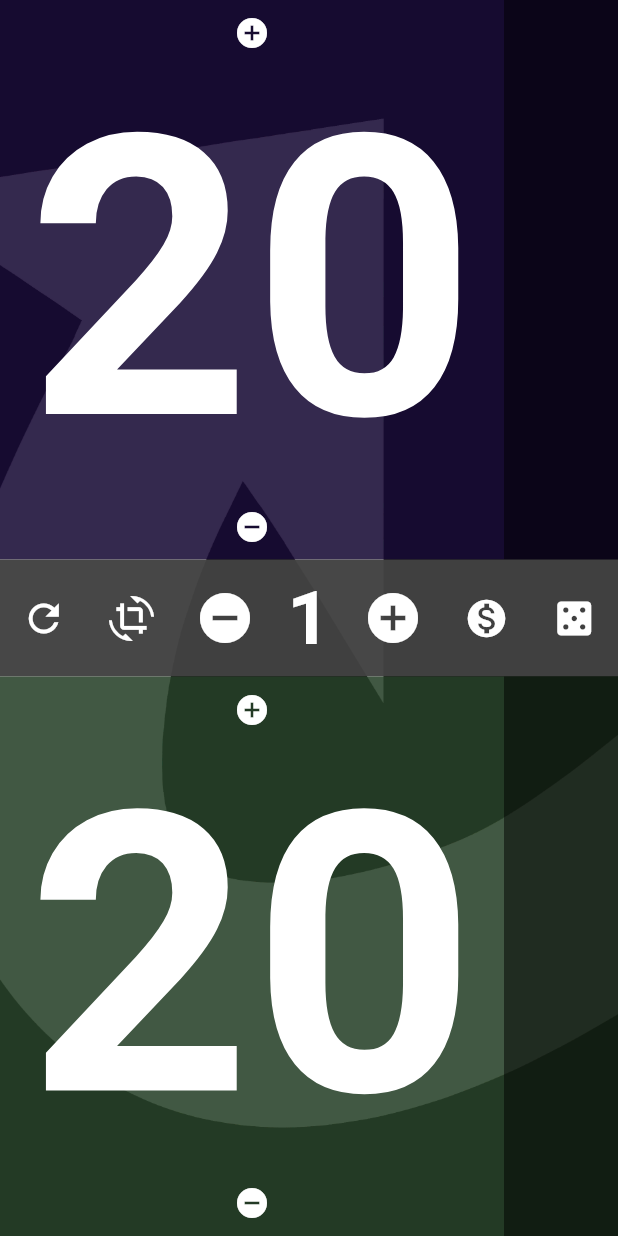
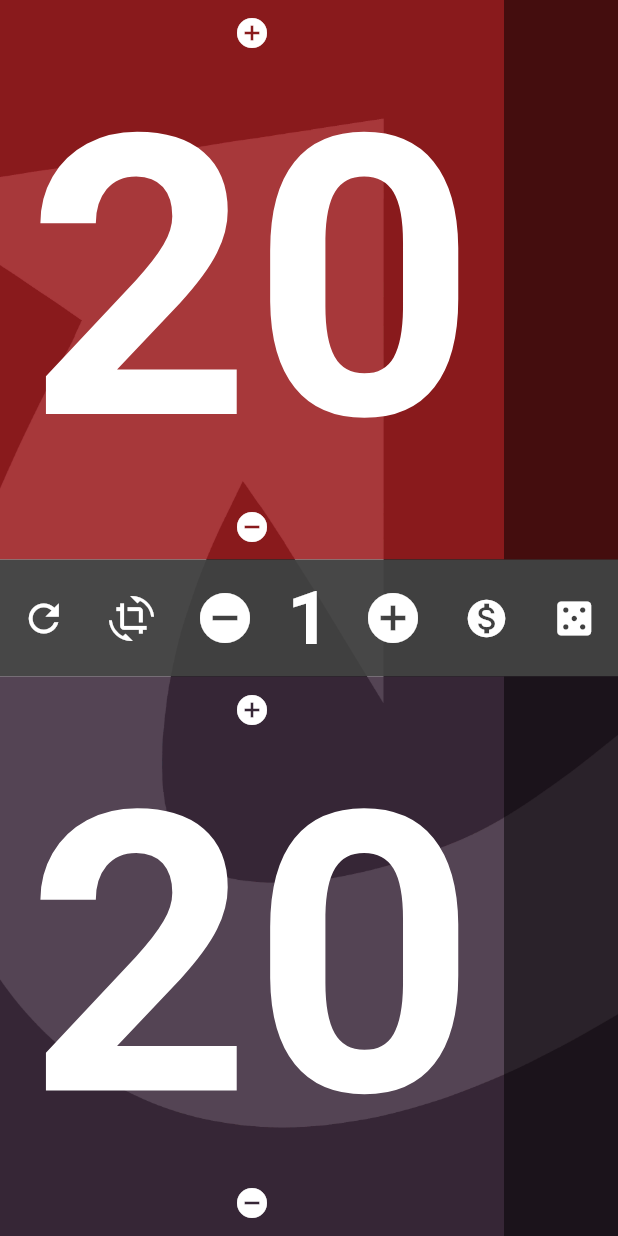
Before and after one commit to JPastorF/mtglifecounter, a Flutter app: the screen it shows after launch, on a phone screen of 412 x 824 dp. Run offline on Flutter 3.47's test engine with Material 3 defaults, Android fonts, the phone set to English and light mode, and no system bars; drawn by our look-alikes of auto_size_text; our stand-ins replace wakelock_plus.

Commit message:
Add new colors

```diff
--- a/lib/main.dart
+++ b/lib/main.dart
@@ -226,7 +226,7 @@ class _MyHomePageState extends State<MyHomePage> {
                     angle: _isRotated ? 3.14159 : 0,
                     child: PlayerCounter(
                       initialLife: 20,
-                      color: Color(0xFF190C36).withAlpha(225),
+                      color: Color(0xFF9B1D20).withAlpha(225),
                       resetNotifier: _resetNotifier,
                       lifeChangeAmount: _lifeChangeAmount,
                       onLifeChanged: _onLifeChanged,
@@ -291,7 +291,7 @@ class _MyHomePageState extends State<MyHomePage> {
                   flex: 1,
                   child: PlayerCounter(
                     initialLife: 20,
-                    color: Color(0xFF28422A).withAlpha(225),
+                    color: Color(0xFF3D2B3D).withAlpha(225),
                     resetNotifier: _resetNotifier,
                     lifeChangeAmount: _lifeChangeAmount,
                     onLifeChanged: _onLifeChanged,
```
